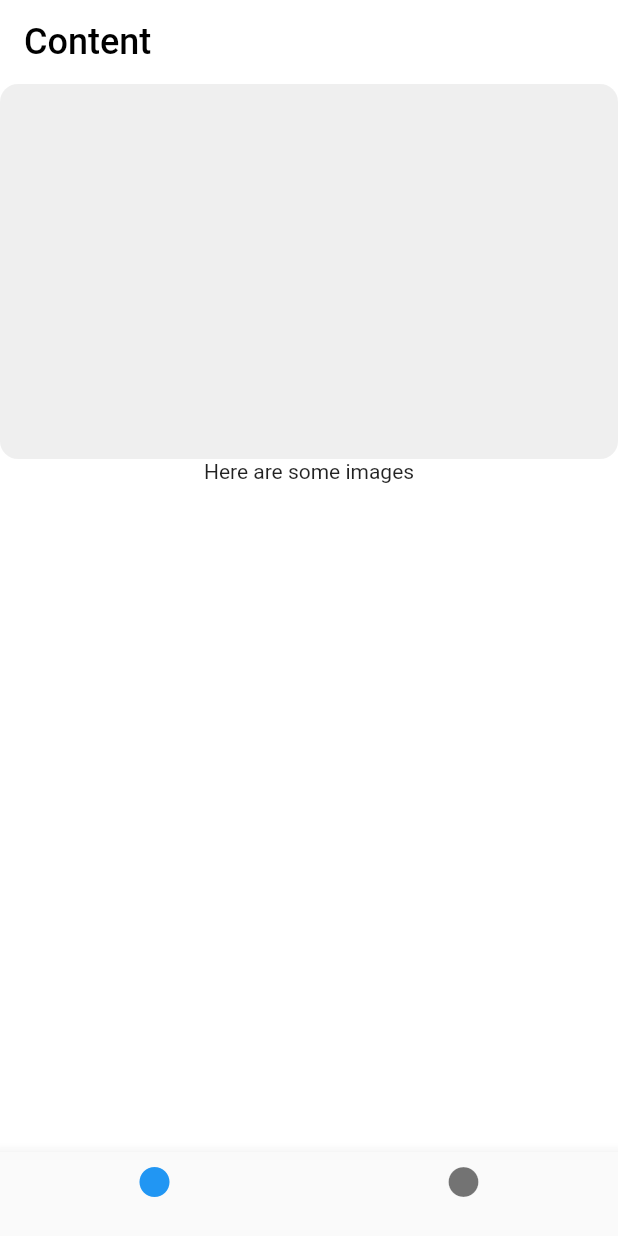
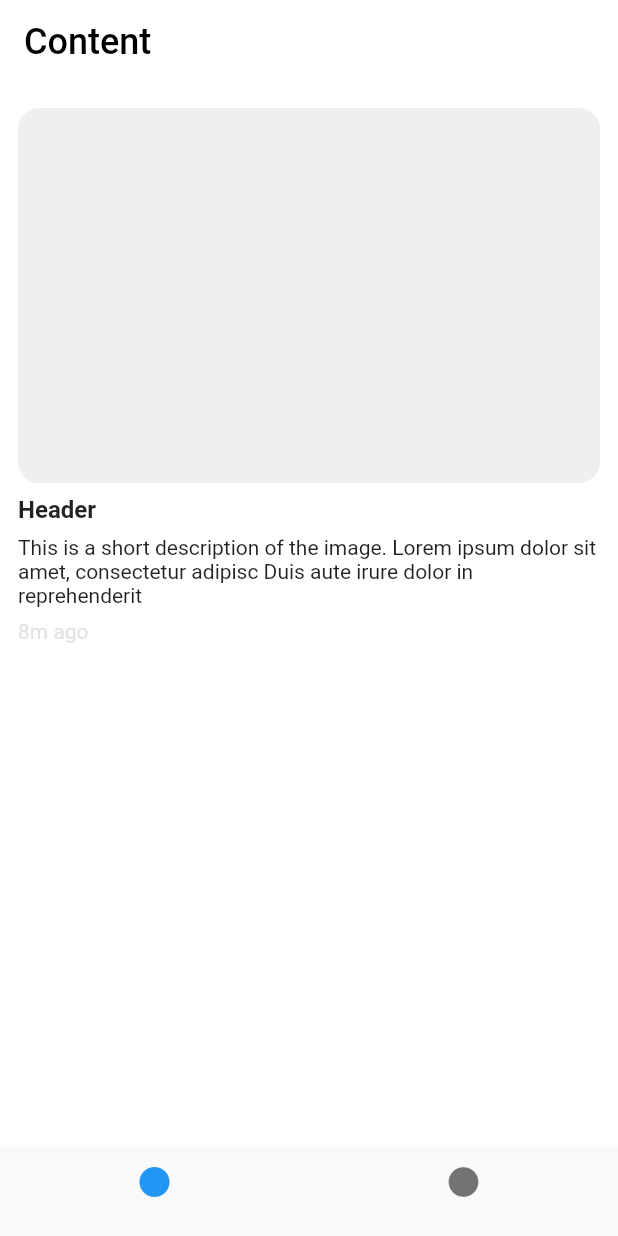
Before and after one commit to kneliba/aeronautics, a Flutter app: the screen it shows after launch, on a phone screen of 412 x 824 dp. Run offline on Flutter 3.47's test engine with Material 2 defaults, Android fonts, the phone set to English and light mode, and no system bars.

Commit message:
Built basic image and description component

```diff
--- a/aeronautics/lib/main.dart
+++ b/aeronautics/lib/main.dart
@@ -67,20 +67,38 @@ class _MyHomePageState extends State<MyHomePage> {
       backgroundColor: const Color.fromARGB(255, 255, 255, 255),
       body: Center(
         child: Column(
+          crossAxisAlignment: CrossAxisAlignment.start,
           children: <Widget>[
-            Container(
-              height: 250,
-              width: double.infinity,
-              decoration: BoxDecoration(
-                  color: const Color.fromARGB(255, 239, 239, 239),
-                  borderRadius: BorderRadius.circular(12)),
+            const SizedBox(height: 16.0),
+            Padding(
+                padding: const EdgeInsets.only(left: 12.0, right: 12.0),
+                child: Container(
+                  height: 250,
+                  width: double.infinity,
+                  decoration: BoxDecoration(
+                      color: const Color.fromARGB(255, 239, 239, 239),
+                      borderRadius: BorderRadius.circular(14)),
+                )),
+            const SizedBox(height: 8.0),
+            const Padding(
+                padding: EdgeInsets.only(left: 12.0),
+                child: Text(
+                  "Header",
+                  style: TextStyle(fontSize: 16, fontWeight: FontWeight.bold),
+                  textAlign: TextAlign.left,
+                )),
+            const SizedBox(height: 8.0),
+            const Padding(
+              padding: EdgeInsets.only(left: 12.0, right: 12.0),
+              child: Text(
+                'This is a short description of the image. Lorem ipsum dolor sit amet, consectetur adipisc Duis aute irure dolor in reprehenderit ',
+              ),
             ),
-            const Text(
-              'Here are some images',
-            ),
-            Text(
-              '',
-              style: Theme.of(context).textTheme.headlineMedium,
+            const SizedBox(height: 8.0),
+            const Padding(
+              padding: EdgeInsets.only(left: 12.0),
+              child: Text('8m ago ',
+                  style: TextStyle(color: Color.fromARGB(255, 227, 227, 227))),
             ),
           ],
         ),
```
Also changed, not shown: 1 other file.
